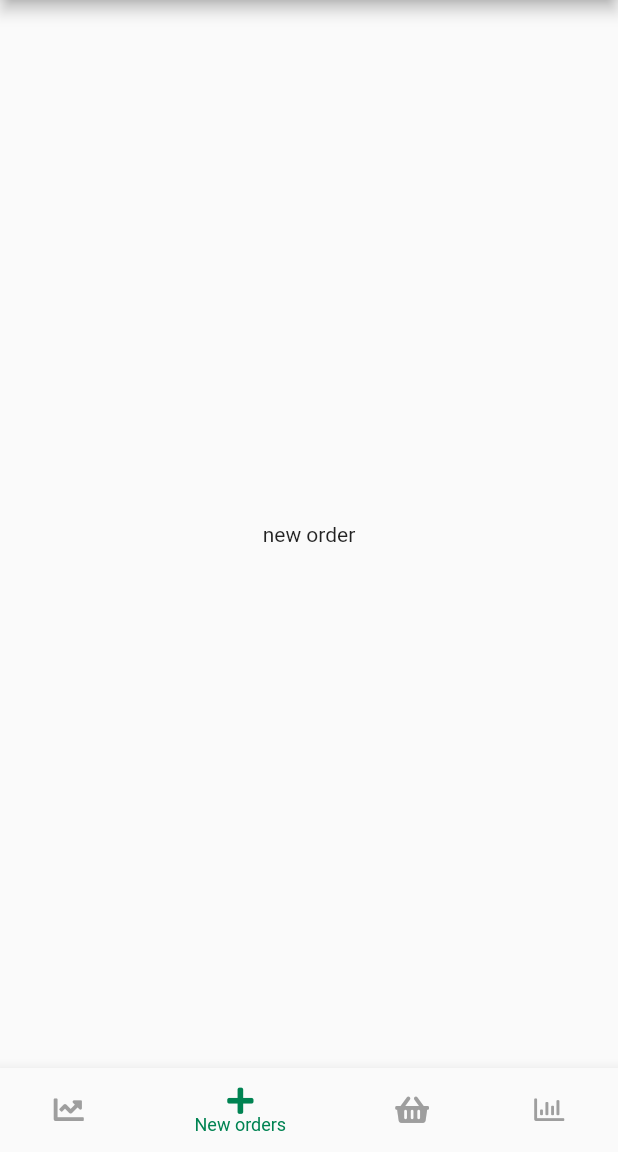
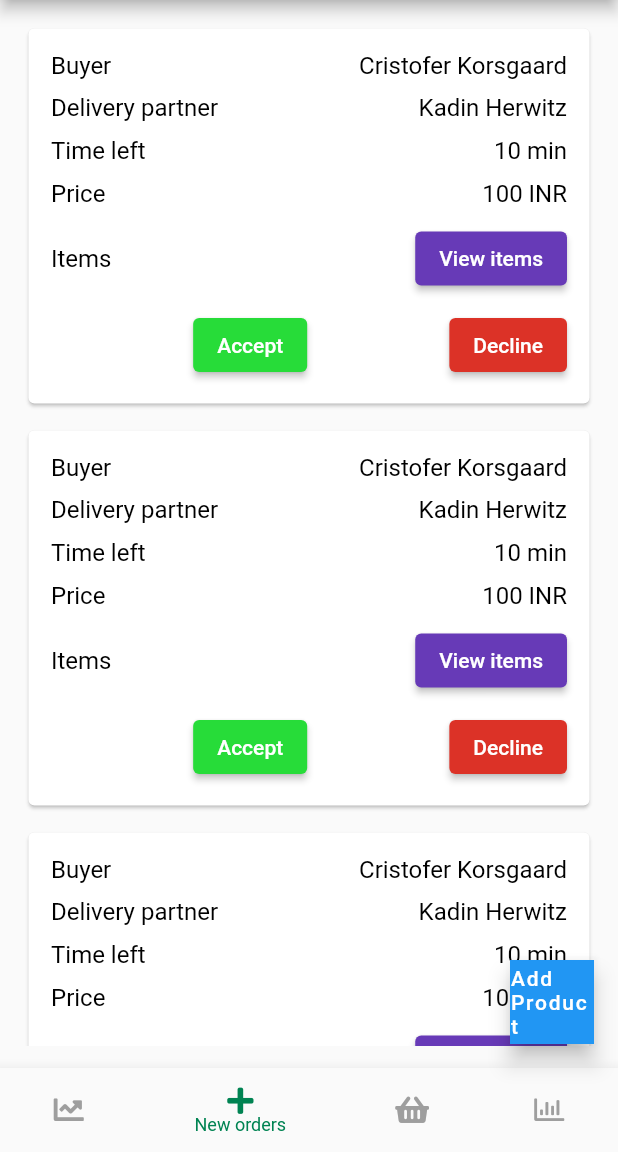
Before and after one commit to renjithrm/shop_owner_app, a Flutter app: the screen it shows after launch, item 2 of the bottom bar chosen, on a phone screen of 412 x 824 dp, the part 84-1236 px from its top. Run offline on Flutter 3.47's test engine with Material 2 defaults, Android fonts, the phone set to English and light mode, and no system bars; our stand-ins replace font_awesome_flutter, get, google_fonts.

Commit message:
add product ui

```diff
--- a/lib/view/home_screen.dart
+++ b/lib/view/home_screen.dart
@@ -14,6 +14,7 @@ import 'package:showp_owner_app/view/widgets/bottom_navbar.dart';
 class HomeScreen extends StatelessWidget {
   HomeScreen({Key? key}) : super(key: key);
   final _controller = Get.put(Controller());
+
   List<Widget> screens = [
     DashBoard(),
     NewOrderScreen(),
@@ -37,6 +38,14 @@ class HomeScreen extends StatelessWidget {
           id: "navBar",
           builder: (_) {
             return BottomNavBar();
-            }));
+          }),
+      floatingActionButton: FloatingActionButton(
+        onPressed: () {},
+        child: Container(
+          child: Text("Add Product"),
+        ),
+        shape: RoundedRectangleBorder(),
+      ),
+    );
   }
 }
--- a/lib/view/screens/new_order_screen.dart
+++ b/lib/view/screens/new_order_screen.dart
@@ -1,4 +1,6 @@
 import 'package:flutter/material.dart';
+import 'package:showp_owner_app/helpers/const.dart';
+import 'package:showp_owner_app/view/widgets/new_order_card.dart';
 
 class NewOrderScreen extends StatelessWidget {
   const NewOrderScreen({Key? key}) : super(key: key);
@@ -6,7 +8,14 @@ class NewOrderScreen extends StatelessWidget {
   @override
   Widget build(BuildContext context) {
     return Container(
-      child: Center(child: Text("new order")),
+      padding: padding,
+      child: ListView.separated(
+        itemBuilder: (context, index) {
+          return const NewOrderCard();
+        },
+        separatorBuilder: (context, index) => columDiv(10),
+        itemCount: 10,
+      ),
     );
   }
 }
--- /dev/null
+++ b/lib/view/widgets/new_order_card.dart
@@ -0,0 +1,92 @@
+// ignore_for_file: prefer_const_constructors, prefer_const_literals_to_create_immutables
+
+import 'package:flutter/material.dart';
+import 'package:showp_owner_app/helpers/const.dart';
+
+class NewOrderCard extends StatelessWidget {
+  const NewOrderCard({Key? key}) : super(key: key);
+
+  @override
+  Widget build(BuildContext context) {
+    return Card(
+      child: Container(
+        height: 250,
+        padding: padding,
+        child: Column(
+          mainAxisAlignment: MainAxisAlignment.spaceBetween,
+          children: <Widget>[
+            Row(
+              children: <Widget>[
+                text("Buyer", 16, Colors.black),
+                Spacer(),
+                text("Cristofer Korsgaard", 16, Colors.black),
+              ],
+            ),
+            Row(
+              children: <Widget>[
+                text("Delivery partner", 16, Colors.black),
+                Spacer(),
+                text("Kadin Herwitz", 16, Colors.black),
+              ],
+            ),
+            Row(
+              children: <Widget>[
+                text("Time left", 16, Colors.black),
+                Spacer(),
+                text("10 min", 16, Colors.black),
+              ],
+            ),
+            Row(
+              children: <Widget>[
+                text("Price", 16, Colors.black),
+                Spacer(),
+                text("100 INR", 16, Colors.black),
+              ],
+            ),
+            Row(
+              children: <Widget>[
+                text("Items", 16, Colors.black),
+                Spacer(),
+                Container(
+                    decoration:
+                        BoxDecoration(borderRadius: BorderRadius.circular(50)),
+                    child: ElevatedButton(
+                        style: ButtonStyle(
+                            backgroundColor: MaterialStateProperty.resolveWith(
+                                (states) =>
+                                    states.contains(MaterialState.pressed)
+                                        ? appBarColor
+                                        : Colors.deepPurple)),
+                        onPressed: () {},
+                        child: Text("View items")))
+              ],
+            ),
+            Row(
+              mainAxisAlignment: MainAxisAlignment.spaceBetween,
+              children: <Widget>[
+                Spacer(),
+                ElevatedButton(
+                    style: ButtonStyle(
+                        backgroundColor: MaterialStateProperty.resolveWith(
+                            (states) => states.contains(MaterialState.pressed)
+                                ? appBarColor
+                                : Color(0xff27DC39))),
+                    onPressed: () {},
+                    child: Text("Accept")),
+                Spacer(),
+                ElevatedButton(
+                    style: ButtonStyle(
+                        backgroundColor: MaterialStateProperty.resolveWith(
+                            (states) => states.contains(MaterialState.pressed)
+                                ? appBarColor
+                                : Color(0xffDC3227))),
+                    onPressed: () {},
+                    child: Text("Decline"))
+              ],
+            ),
+          ],
+        ),
+      ),
+    );
+  }
+}
```
Also changed, not shown: lib/view/screens/add_product.dart (+7 -1 lines), lib/view/widgets/add_product_card.dart (added, +74 -0 lines). Lines whose indentation alone changed are shown as unchanged.
